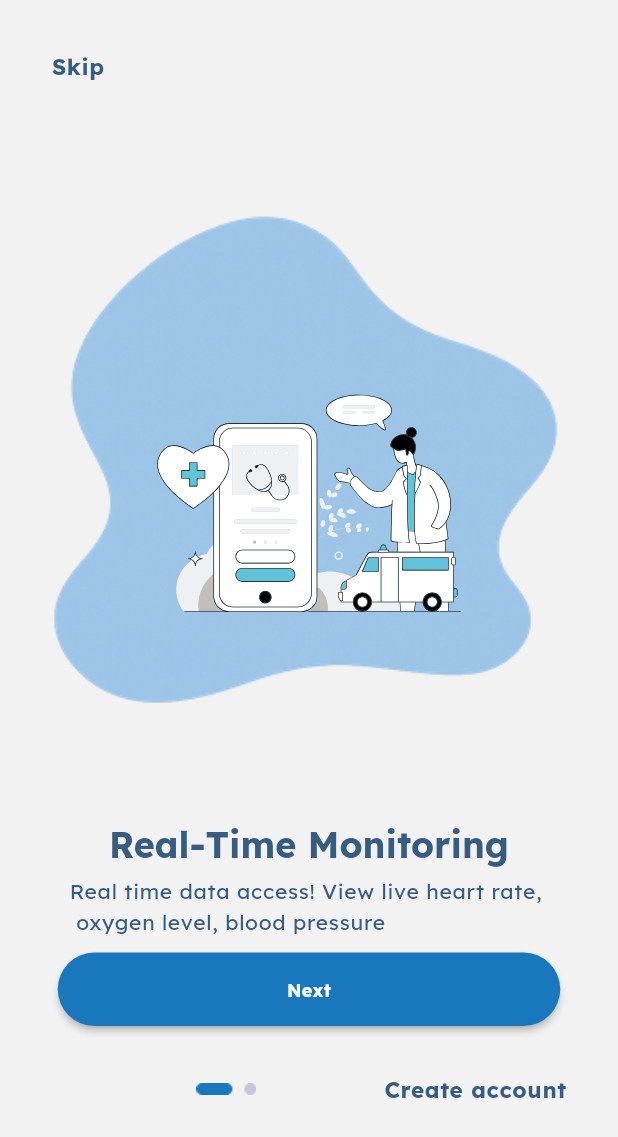
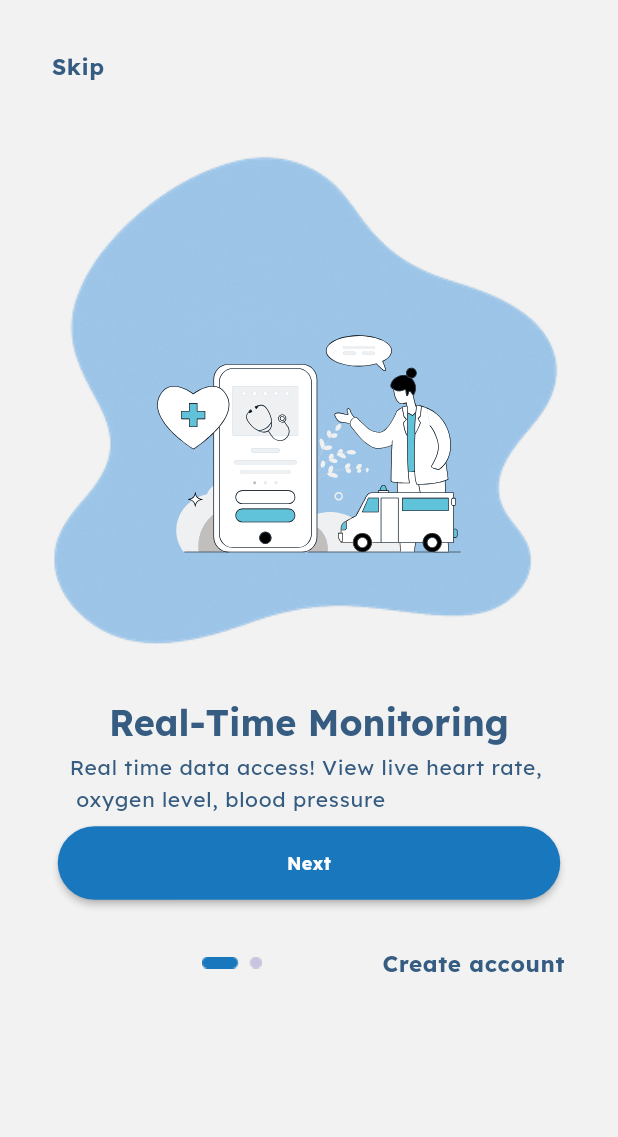
Before and after one commit to Arwa988/Kids_Guard, a Flutter app: the RealTimeDoctor screen opened by its route, on a phone screen of 412 x 824 dp. Shown: the top 1137 px of the screen. Run offline on Flutter 3.47's test engine with Material 3 defaults, Android fonts, the phone set to English and light mode, and no system bars; our stand-ins replace flutter_animate, lottie.

```diff
--- a/lib/presentation/screens_doctor/Onboarding_Screens/real_time_monitoring_doctor_screen.dart
+++ b/lib/presentation/screens_doctor/Onboarding_Screens/real_time_monitoring_doctor_screen.dart
@@ -27,8 +27,8 @@ class RealTimeDoctor extends StatelessWidget {
           ),
 
           Container(
-            width: 450,
-            height: 450,
+            width: double.infinity,
+            height: MediaQuery.of(context).size.height * 0.45,
             decoration: BoxDecoration(
               image: DecorationImage(
                 image: AssetImage("assets/images/blueblob.png"),
@@ -37,17 +37,17 @@ class RealTimeDoctor extends StatelessWidget {
             ),
             child: RealTimeAnimation(),
           ),
-          SizedBox(height: 10),
+          SizedBox(height: 8),
           Text(
             "Real-Time Monitoring",
             style: Theme.of(context).textTheme.headlineLarge,
           ),
-          SizedBox(height: 5),
+          SizedBox(height: 4),
           Text(
             "Real time data access! View live heart rate, \n oxygen level, blood pressure",
             style: Theme.of(context).textTheme.bodyLarge,
           ),
-          SizedBox(height: 10),
+          SizedBox(height: 8),
           NextBtn(routname: EmergencyAlertsDoctor.routname, text: "Next"),
           SizedBox(height: 10),
           SafeArea(
@@ -58,7 +58,7 @@ class RealTimeDoctor extends StatelessWidget {
                 Image(
                   image: AssetImage("assets/images/ProgressIndicator5.png"),
                 ),
-                SizedBox(width: 20),
+                SizedBox(width: 10),
                 TextButton(
                   onPressed: () {},
                   child: TextButton(
--- a/lib/presentation/screens_doctor/Sign_doctor_screen/sign_up_doctor.dart
+++ b/lib/presentation/screens_doctor/Sign_doctor_screen/sign_up_doctor.dart
@@ -1,6 +1,7 @@
 import 'package:flutter/material.dart';
 import 'package:kids_guard/core/constants/App_Colors.dart';
 import 'package:kids_guard/presentation/screens/Login_Screen/wedgit/custom_text_field.dart';
+import 'package:kids_guard/presentation/screens_doctor/Create_Account_Screen/create_account.dart';
 
 class SignUpScreenDoctor extends StatefulWidget {
   static const String routname = "/signup_screen_doctor";
@@ -18,10 +19,10 @@ class _SignUpScreenState extends State<SignUpScreenDoctor> {
   void _submit() {
     if (_formKey.currentState!.validate()) {
       // send back the email & password to login screen
-      Navigator.pop(context, {
-        'email': emailC.text.trim(),
-        'password': passwordC.text,
-      });
+      Navigator.of(context, rootNavigator: true).push(
+        MaterialPageRoute(builder: (context) => const CreateAccountScreen()),
+      );
+
     }
   }
 
```
